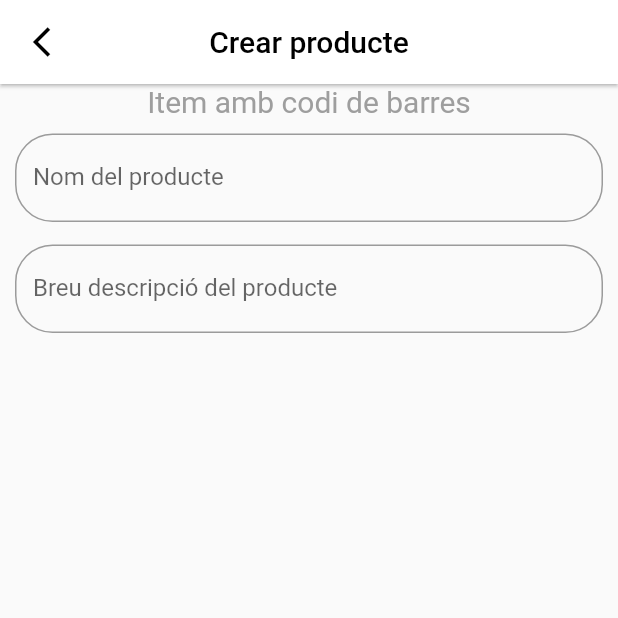
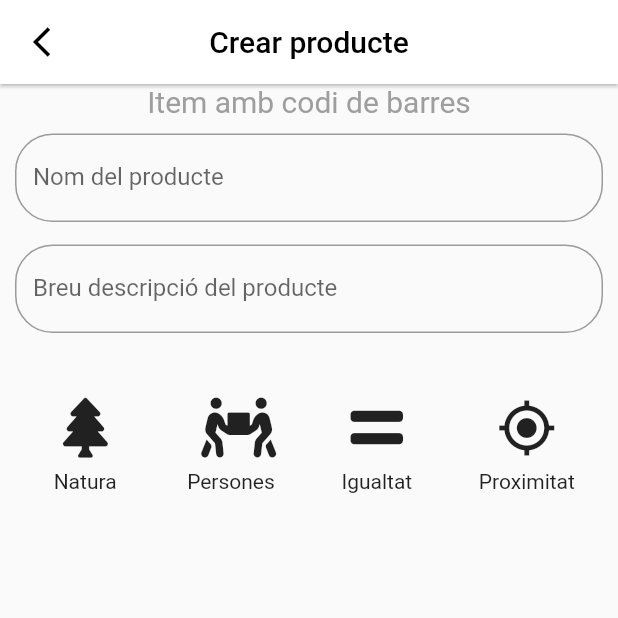
Before and after one commit to SomHackathon-2021/somhackathon2021-progress, a Flutter app: the CreateNewItem screen opened directly with empty values, on a phone screen of 412 x 824 dp, the top half of it. Run offline on Flutter 3.47's test engine with Material 2 defaults, Android fonts, the phone set to English and light mode, and no system bars; our stand-ins replace cloud_firestore, firebase_auth, firebase_core, font_awesome_flutter, percent_indicator; missing offline and left inert: flutter_barcode_scanner; accounts and stored records are empty; network calls fail; Roboto replaces fonts that are missing (Poppins).

Commit message:
final version

```diff
--- a/lib/Models/ItemFirebase.dart
+++ b/lib/Models/ItemFirebase.dart
@@ -6,6 +6,10 @@ class ItemFirebase {
   String city;
   String country;
   int numeroSellos;
+  bool respectEquality;
+  bool respectNature;
+  bool respectWorker;
+  bool isClose;
   Map<String, dynamic> nutritionalData;
-  ItemFirebase({this.id, this.name, this.description, this.imgUrl, this.nutritionalData, this.city, this.country, this.numeroSellos});
+  ItemFirebase({this.id, this.name, this.description, this.imgUrl, this.nutritionalData, this.city, this.country, this.numeroSellos, this.isClose, this.respectEquality, this.respectNature, this.respectWorker});
 }
--- a/lib/Pages/Login/ForgotPasswordScreen.dart
+++ b/lib/Pages/Login/ForgotPasswordScreen.dart
@@ -43,7 +43,7 @@ class _ForgotPasswordScreenState extends State<ForgotPasswordScreen> {
                 ),
               ),
               Text(
-                "L Commerce",
+                "Goeco",
                 style: TextStyle(
                   fontSize: 18,
                   color: Colors.green[600],
--- a/lib/Pages/Login/LoginScreen.dart
+++ b/lib/Pages/Login/LoginScreen.dart
@@ -50,7 +50,7 @@ class _LoginScreenState extends State<LoginScreen> {
                 ),
               ),
               Text(
-                "L Commerce",
+                "Goeco",
                 style: TextStyle(
                   fontSize: 18,
                   color: Colors.green[600],
--- a/lib/Pages/Login/RegisterScreen.dart
+++ b/lib/Pages/Login/RegisterScreen.dart
@@ -56,7 +56,7 @@ class _RegisterScreenState extends State<RegisterScreen> {
                 ),
               ),
               Text(
-                "L Commerce",
+                "Goeco",
                 style: TextStyle(
                   fontSize: 18,
                   color: Colors.green[600],
--- a/lib/Pages/MainApp/HomeScreen/Scanner/CreateNewItem.dart
+++ b/lib/Pages/MainApp/HomeScreen/Scanner/CreateNewItem.dart
@@ -1,4 +1,5 @@
 import 'package:flutter/material.dart';
+import 'package:font_awesome_flutter/font_awesome_flutter.dart';
 
 class CreateNewItem extends StatefulWidget {
   String barcode;
@@ -15,7 +16,6 @@ class _CreateNewItemState extends State<CreateNewItem> {
   // Descripcio
   // Puntuació (distancia - numeroSellos)
 
-
   @override
   Widget build(BuildContext context) {
     return Scaffold(
@@ -23,7 +23,10 @@ class _CreateNewItemState extends State<CreateNewItem> {
         elevation: 1,
         backgroundColor: Colors.white,
         centerTitle: true,
-        title: Text("Crear producte", style: TextStyle(color: Colors.black),),
+        title: Text(
+          "Crear producte",
+          style: TextStyle(color: Colors.black),
+        ),
         leading: IconButton(
             icon: Icon(
               Icons.arrow_back_ios_outlined,
@@ -98,6 +101,55 @@ class _CreateNewItemState extends State<CreateNewItem> {
                     ),
                   ),
                 ),
+                Container(
+                  margin: EdgeInsets.only(top: 30, bottom: 5),
+                  child: Row(
+                    mainAxisAlignment: MainAxisAlignment.center,
+                    children: [
+                      Column(children: [
+                        IconButton(
+                          icon: Icon(FontAwesomeIcons.tree),
+                          iconSize: 40,
+                          onPressed: () {},
+                        ),
+                        Text("Natura"),
+                      ]),
+                      SizedBox(
+                        width: 40,
+                      ),
+                      Column(children: [
+                        IconButton(
+                          icon: Icon(FontAwesomeIcons.peopleCarry),
+                          iconSize: 40,
+                          onPressed: () {},
+                        ),
+                        Text("Persones"),
+                      ]),
+                      SizedBox(
+                        width: 40,
+                      ),
+                      Column(children: [
+                        IconButton(
+                          icon: Icon(FontAwesomeIcons.equals),
+                          iconSize: 40,
+                          onPressed: () {},
+                        ),
+                        Text("Igualtat"),
+                      ]),
+                      SizedBox(
+                        width: 40,
+                      ),
+                      Column(children: [
+                        IconButton(
+                          icon: Icon(Icons.my_location_sharp),
+                          iconSize: 40,
+                          onPressed: () {},
+                        ),
+                        Text("Proximitat"),
+                      ]),
+                    ],
+                  ),
+                ),
               ],
             ),
           ),
--- a/lib/Services/database.dart
+++ b/lib/Services/database.dart
@@ -55,6 +55,10 @@ class UsersDatabase {
           city: value.get("city"),
           country: value.get("country"),
           numeroSellos: value.get("stamps"),
+          respectEquality: value.get("respect_equality"),
+          respectNature: value.get("respect_nature"),
+          respectWorker: value.get("respect_worker"),
+          isClose: value.get("isClose"),
           nutritionalData: value.get("nutritional_data"),
         );
       });
--- a/pubspec.yaml
+++ b/pubspec.yaml
@@ -19,6 +19,8 @@ dependencies:
   flutter_search_bar: ^2.1.0
   flutter_barcode_scanner: ^1.0.2
   geolocator: ^5.3.1
+  percent_indicator: ^2.1.3
+  font_awesome_flutter: ^9.0.0
 
 dev_dependencies:
   flutter_test:
```
Also changed, not shown: lib/Pages/MainApp/HomeScreen/Scanner/ProductInfoScreen.dart (+102 -12 lines), pubspec.lock, 1 other file.
